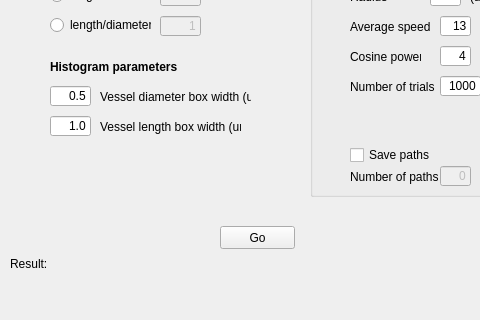
gibbogle/vessel-tools, file Qt/Conduit_analyser/mainwindow.ui: the form before one commit; both pictures show x 0 to 480 and y 291 to 611 of the 1370 by 611 pixel window.
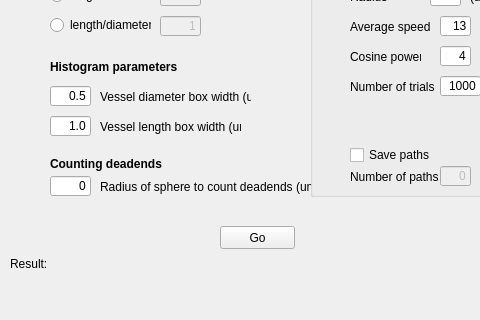
The form after the commit.

Commit message: Added code to count deadends within a spherical region

The edit to the form file:
```diff
--- a/Qt/Conduit_analyser/mainwindow.ui
+++ b/Qt/Conduit_analyser/mainwindow.ui
@@ -699,6 +699,54 @@
      <set>Qt::AlignRight|Qt::AlignTrailing|Qt::AlignVCenter</set>
     </property>
    </widget>
+   <widget class="QLabel" name="label_count">
+    <property name="geometry">
+     <rect>
+      <x>50</x>
+      <y>430</y>
+      <width>121</width>
+      <height>16</height>
+     </rect>
+    </property>
+    <property name="font">
+     <font>
+      <weight>75</weight>
+      <bold>true</bold>
+     </font>
+    </property>
+    <property name="text">
+     <string>Counting deadends</string>
+    </property>
+   </widget>
+   <widget class="QLineEdit" name="lineEdit_deadend_radius">
+    <property name="geometry">
+     <rect>
+      <x>50</x>
+      <y>450</y>
+      <width>41</width>
+      <height>20</height>
+     </rect>
+    </property>
+    <property name="text">
+     <string>0</string>
+    </property>
+    <property name="alignment">
+     <set>Qt::AlignRight|Qt::AlignTrailing|Qt::AlignVCenter</set>
+    </property>
+   </widget>
+   <widget class="QLabel" name="label_deadend_radius">
+    <property name="geometry">
+     <rect>
+      <x>100</x>
+      <y>450</y>
+      <width>211</width>
+      <height>21</height>
+     </rect>
+    </property>
+    <property name="text">
+     <string>Radius of sphere to count deadends (um)</string>
+    </property>
+   </widget>
   </widget>
   <widget class="QMenuBar" name="menuBar">
    <property name="geometry">
```
The commit also changes 10 other files.
